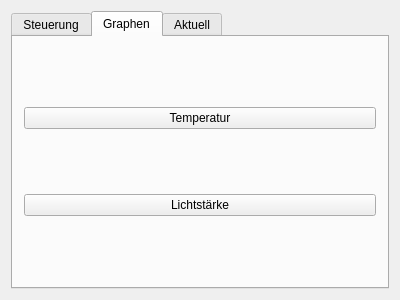
Above: GUI+Arduino+Verbindung/widget.ui from Gralfs/University-Project_as_Group before the change. Below: the same form after it.
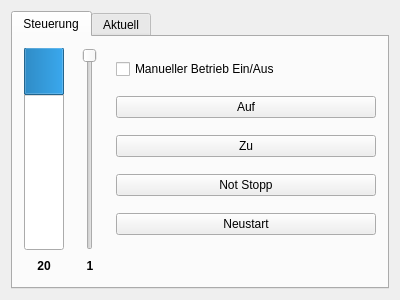
That is the form after the change.

```diff
--- a/GUI+Arduino+Verbindung/widget.ui
+++ b/GUI+Arduino+Verbindung/widget.ui
@@ -17,7 +17,7 @@
    <item>
     <widget class="QTabWidget" name="tabWidget">
      <property name="currentIndex">
-      <number>1</number>
+      <number>0</number>
      </property>
      <widget class="QWidget" name="tab">
       <attribute name="title">
@@ -194,27 +194,6 @@
        </item>
       </layout>
      </widget>
-     <widget class="QWidget" name="tab_2">
-      <attribute name="title">
-       <string>Graphen</string>
-      </attribute>
-      <layout class="QVBoxLayout" name="verticalLayout_2">
-       <item>
-        <widget class="QPushButton" name="pushButton">
-         <property name="text">
-          <string>Temperatur</string>
-         </property>
-        </widget>
-       </item>
-       <item>
-        <widget class="QPushButton" name="pushButton_6">
-         <property name="text">
-          <string>Lichtstärke</string>
-         </property>
-        </widget>
-       </item>
-      </layout>
-     </widget>
      <widget class="QWidget" name="tab_4">
       <attribute name="title">
        <string>Aktuell</string>
```
